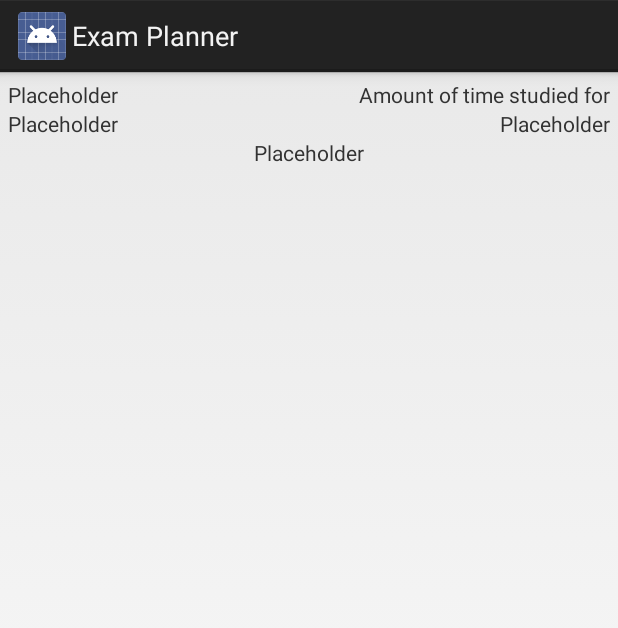
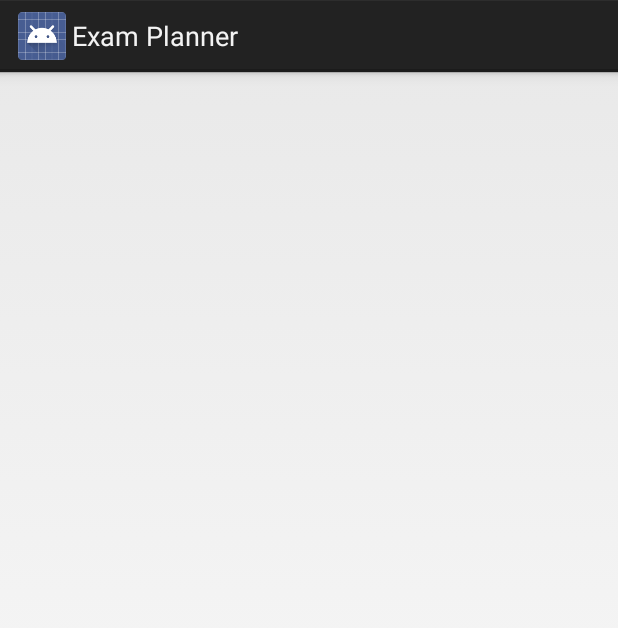
Before and after one commit to apatos/ExamPlanner, an Android app: the layout exam_row_list.xml on its own in the app's theme, with its tools: preview values and no code run, on a phone screen of 412 x 824 dp. Shown: the top 628 px of the screen. Run offline under Robolectric (Android 15) with nearby library versions, the phone set to English and light mode, and no system bars.

```diff
--- a/Planner/src/main/res/layout/exam_row_list.xml
+++ b/Planner/src/main/res/layout/exam_row_list.xml
@@ -5,37 +5,10 @@
     android:layout_height="wrap_content"
     android:padding="5dp">
 
-
-    <TextView
-        android:id="@+id/exam_row_exam_title"
-        android:layout_width="wrap_content"
-        android:layout_height="wrap_content"
-        android:text="@string/placeholder_text"/>
-    <TextView
-        android:id="@+id/exam_row_label_studied_time"
-        android:layout_width="wrap_content"
-        android:layout_height="wrap_content"
-        android:text="@string/row_studied_text"
-        android:layout_alignParentRight="true"/>
-    <TextView
-        android:id="@+id/exam_row_teacher_name"
-        android:layout_width="wrap_content"
-        android:layout_height="wrap_content"
-        android:layout_below="@+id/exam_row_exam_title"
-        android:text="@string/placeholder_text"/>
-    <TextView
-        android:id="@+id/exam_row_studied_time"
-        android:layout_width="wrap_content"
-        android:layout_height="wrap_content"
-        android:text="@string/placeholder_text"
-        android:layout_below="@+id/exam_row_label_studied_time"
-        android:layout_alignParentRight="true"/>
-    <TextView
-        android:id="@+id/exam_row_exam_date"
-        android:layout_width="wrap_content"
-        android:layout_height="wrap_content"
-        android:text="@string/placeholder_text"
-        android:layout_below="@+id/exam_row_teacher_name"
-        android:layout_centerHorizontal="true"/>
+    <!--
+        TODO Day 2 Task 11
+        Create TextViews for Exam Title, Time Studied label, Teacher Name
+        Time Studied and exam row date.
+    -->
 
 </RelativeLayout>
```
Also changed, not shown: Planner/src/main/java/com/atos/examplanner/planner/activity/AddSubjectActivity.java (+7 -2 lines), Planner/src/main/java/com/atos/examplanner/planner/activity/MainActivity.java (+8 -11 lines), Planner/src/main/java/com/atos/examplanner/planner/adaptor/ExamListAdaptor.java (+6 -19 lines), Planner/src/main/res/layout/activity_main.xml (+4 -6 lines).
